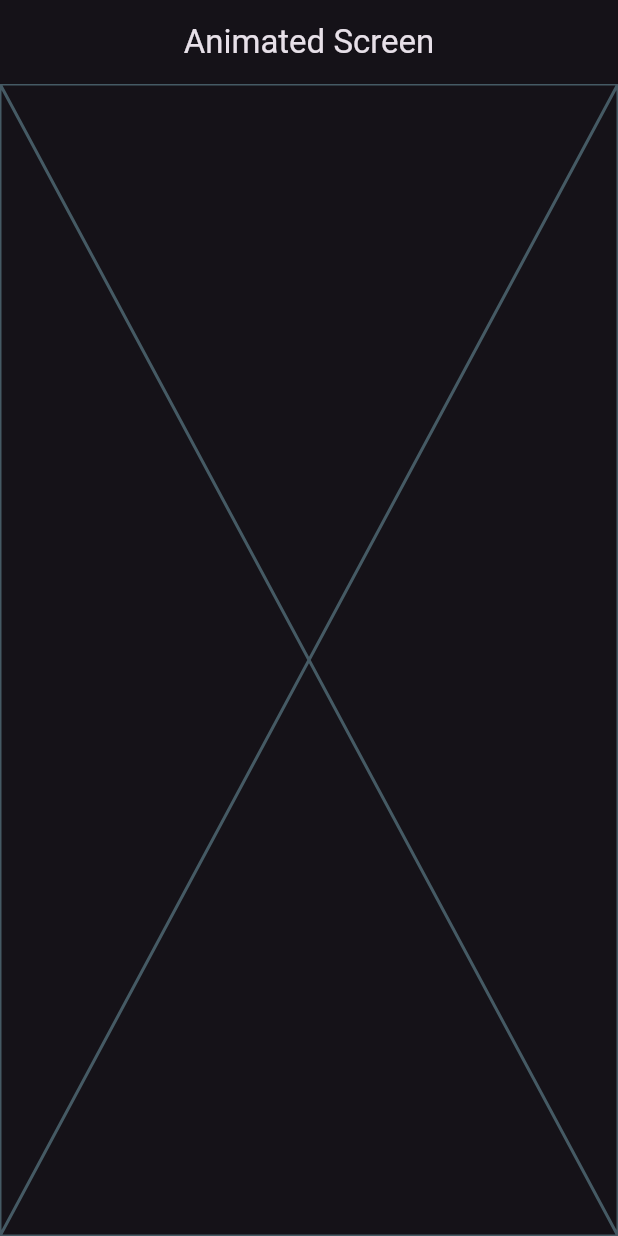
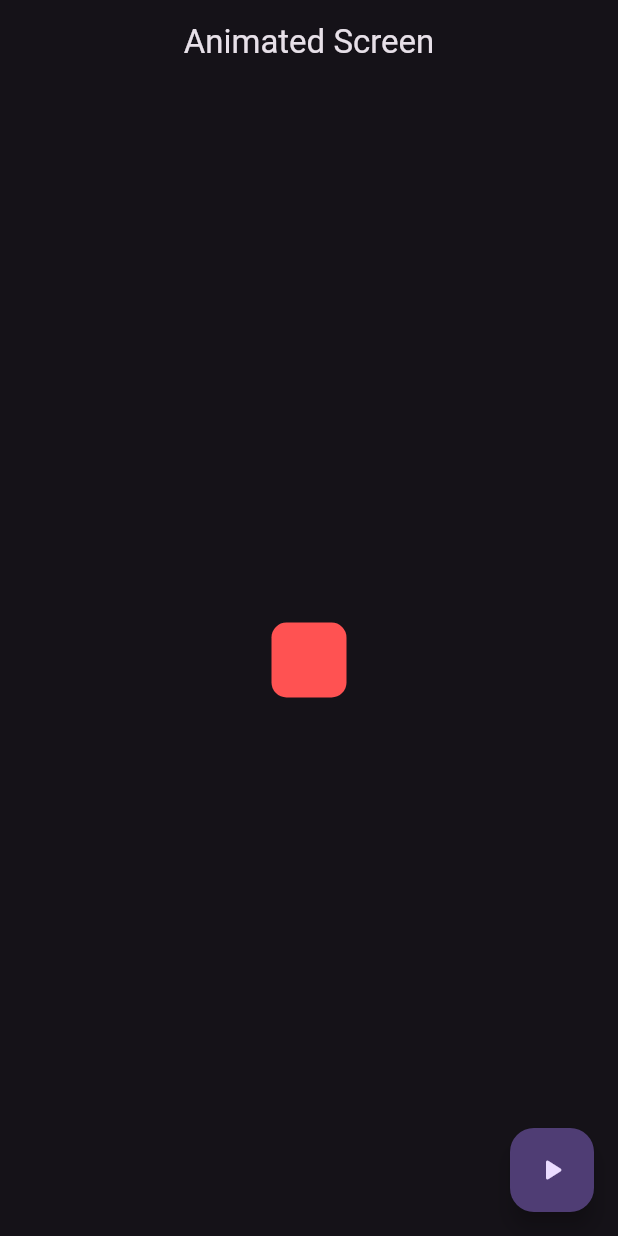
Before and after one commit to reyduar/flutter_widgets_app, a Flutter app: the AnimatedScreen screen opened by its route, on a phone screen of 412 x 824 dp. Run offline on Flutter 3.47's test engine with Material 2 defaults, Android fonts, the phone set to English and light mode, and no system bars; our stand-ins replace go_router.

Commit message:
Added animated container

```diff
--- a/lib/config/menu/menu_items.dart
+++ b/lib/config/menu/menu_items.dart
@@ -27,7 +27,7 @@ const appMenuItems = <MenuItems>[
       icon: Icons.credit_card_outlined),
   MenuItems(
       title: 'Animated',
-      subTitle: 'Flutter Animated',
+      subTitle: 'Stateful Widget Animated',
       link: '/animated',
       icon: Icons.animation_rounded),
   MenuItems(
--- a/lib/presentation/screens/animated/animated_screen.dart
+++ b/lib/presentation/screens/animated/animated_screen.dart
@@ -1,16 +1,53 @@
 import 'package:flutter/material.dart';
+import 'dart:math' show Random;
 
-class AnimatedScreen extends StatelessWidget {
+class AnimatedScreen extends StatefulWidget {
   static const String name = 'animated_screen';
   const AnimatedScreen({super.key});
 
   @override
+  State<AnimatedScreen> createState() => _AnimatedScreenState();
+}
+
+class _AnimatedScreenState extends State<AnimatedScreen> {
+  double width = 50;
+  double height = 50;
+  Color color = Colors.redAccent;
+  double borderRadious = 10.0;
+
+  void changeShape() {
+    final random = Random();
+
+    setState(() {
+      width = random.nextInt(300) + 120;
+      height = random.nextInt(300) + 120;
+      borderRadious = random.nextInt(100) + 20;
+      color = Color.fromRGBO(
+          random.nextInt(255), random.nextInt(255), random.nextInt(255), 1);
+    });
+  }
+
+  @override
   Widget build(BuildContext context) {
     return Scaffold(
-      appBar: AppBar(
-        title: const Text('Animated Screen'),
-      ),
-      body: const Placeholder(),
-    );
+        appBar: AppBar(
+          title: const Text('Animated Screen'),
+        ),
+        body: Center(
+          child: AnimatedContainer(
+            duration: const Duration(milliseconds: 400),
+            curve: Curves.elasticOut,
+            width: width <= 0 ? 0 : width,
+            height: height,
+            decoration: BoxDecoration(
+                color: color,
+                borderRadius: BorderRadius.circular(
+                    borderRadious < 0 ? 0 : borderRadious)),
+          ),
+        ),
+        floatingActionButton: FloatingActionButton(
+          onPressed: changeShape,
+          child: const Icon(Icons.play_arrow_rounded),
+        ));
   }
 }
```
